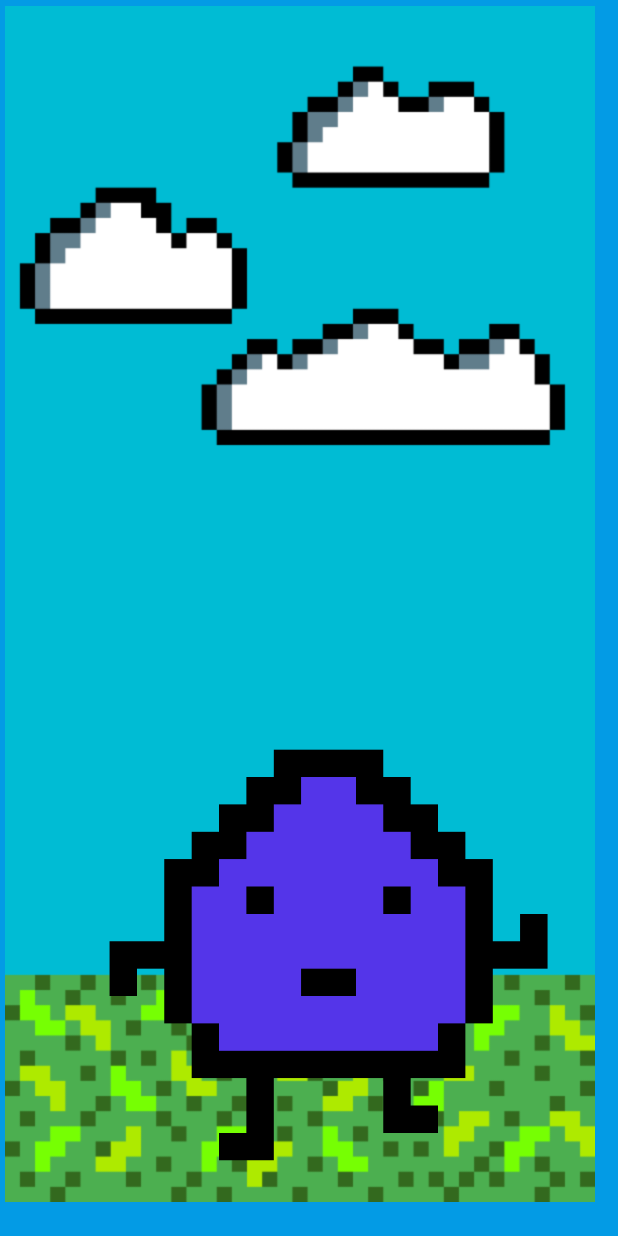
After one commit to EthanMidHts/HealthPet, an Android app: the PetScreenFragment screen opened directly, with no data from a screen before it, on a phone screen of 412 x 824 dp. The commit adds this screen. Run offline under Robolectric (Android 15) with nearby library versions, the light colour scheme and no system bars; Roboto replaces fonts that are not available here.

Commit message:
Change pet screen activity to use a fragment

```diff
--- a/app/build.gradle
+++ b/app/build.gradle
@@ -53,4 +53,6 @@ dependencies {
     androidTestImplementation 'androidx.test.ext:junit:1.1.3'
     androidTestImplementation 'androidx.test.espresso:espresso-core:3.4.0'
     implementation 'pl.droidsonroids.gif:android-gif-drawable:1.2.19'
+    implementation("androidx.fragment:fragment:1.4.1")
+    implementation("androidx.fragment:fragment-ktx:1.4.1")
 }
--- a/app/src/main/java/com/ethanchris/android/healthpet/views/PetScreenActivity.kt
+++ b/app/src/main/java/com/ethanchris/android/healthpet/views/PetScreenActivity.kt
@@ -1,23 +1,41 @@
-package com.ethanchris.android.healthpet.views;
+package com.ethanchris.android.healthpet.views
 
-import androidx.appcompat.app.AppCompatActivity;
+import androidx.appcompat.app.AppCompatActivity
+import android.os.Bundle
+import android.util.Log
+import android.view.Window
+import android.view.WindowManager
+import com.ethanchris.android.healthpet.R
 
-import android.os.Bundle;
-import android.view.Window;
-import android.view.WindowManager;
+class PetScreenActivity : AppCompatActivity() {
+    override fun onCreate(savedInstanceState: Bundle?) {
+        super.onCreate(savedInstanceState)
+        // Hide the title
+        requestWindowFeature(Window.FEATURE_NO_TITLE)
+        // Hide the title bar
+        supportActionBar!!.hide()
+        // Enable full screen mode
+        this.window.setFlags(
+            WindowManager.LayoutParams.FLAG_FULLSCREEN,
+            WindowManager.LayoutParams.FLAG_FULLSCREEN
+        )
+        setContentView(R.layout.activity_pet_screen)
 
-import com.ethanchris.android.healthpet.R;
+        Log.i("ActivityLifecycle", "PetScreenActivity onCreate()")
+    }
 
-public class PetScreenActivity extends AppCompatActivity {
+    override fun onPause() {
+        super.onPause()
+        Log.i("ActivityLifecycle", "PetScreenActivity onPause()")
+    }
 
-    @Override
-    protected void onCreate(Bundle savedInstanceState) {
-        super.onCreate(savedInstanceState);
+    override fun onResume() {
+        super.onResume()
+        Log.i("ActivityLifecycle", "PetScreenActivity onResume()")
+    }
 
-        requestWindowFeature(Window.FEATURE_NO_TITLE); //will hide the title
-        getSupportActionBar().hide(); // hide the title bar
-        this.getWindow().setFlags(WindowManager.LayoutParams.FLAG_FULLSCREEN,
-                WindowManager.LayoutParams.FLAG_FULLSCREEN); //enable full screen
-        setContentView(R.layout.activity_pet_screen);
+    override fun onDestroy() {
+        super.onDestroy()
+        Log.i("ActivityLifecycle", "PetScreenActivity onDestroy()")
     }
 }
--- /dev/null
+++ b/app/src/main/java/com/ethanchris/android/healthpet/views/PetScreenFragment.kt
@@ -0,0 +1,178 @@
+package com.ethanchris.android.healthpet.views
+
+import android.os.Bundle
+import android.os.Handler
+import android.util.Log
+import android.view.LayoutInflater
+import android.view.View
+import android.view.ViewGroup
+import android.view.WindowManager
+import android.widget.Button
+import androidx.appcompat.app.AppCompatActivity
+import androidx.fragment.app.Fragment
+import com.ethanchris.android.healthpet.databinding.PetScreenFragmentFullscreenBinding
+
+/**
+ * An example full-screen fragment that shows and hides the system UI (i.e.
+ * status bar and navigation/system bar) with user interaction.
+ */
+class PetScreenFragment : Fragment() {
+    private val hideHandler = Handler()
+
+    @Suppress("InlinedApi")
+    private val hidePart2Runnable = Runnable {
+        // Delayed removal of status and navigation bar
+
+        // Note that some of these constants are new as of API 16 (Jelly Bean)
+        // and API 19 (KitKat). It is safe to use them, as they are inlined
+        // at compile-time and do nothing on earlier devices.
+        val flags =
+            View.SYSTEM_UI_FLAG_LOW_PROFILE or
+                    View.SYSTEM_UI_FLAG_FULLSCREEN or
+                    View.SYSTEM_UI_FLAG_LAYOUT_STABLE or
+                    View.SYSTEM_UI_FLAG_IMMERSIVE_STICKY or
+                    View.SYSTEM_UI_FLAG_LAYOUT_HIDE_NAVIGATION or
+                    View.SYSTEM_UI_FLAG_HIDE_NAVIGATION
+        activity?.window?.decorView?.systemUiVisibility = flags
+        (activity as? AppCompatActivity)?.supportActionBar?.hide()
+    }
+    private val showPart2Runnable = Runnable {
+        // Delayed display of UI elements
+        fullscreenContentControls?.visibility = View.VISIBLE
+    }
+    private var visible: Boolean = false
+    private val hideRunnable = Runnable { hide() }
+
+    /**
+     * Touch listener to use for in-layout UI controls to delay hiding the
+     * system UI. This is to prevent the jarring behavior of controls going away
+     * while interacting with activity UI.
+     */
+    private val delayHideTouchListener = View.OnTouchListener { _, _ ->
+        if (AUTO_HIDE) {
+            delayedHide(AUTO_HIDE_DELAY_MILLIS)
+        }
+        false
+    }
+
+    private var dummyButton: Button? = null
+    private var fullscreenContent: View? = null
+    private var fullscreenContentControls: View? = null
+
+    private var _binding: PetScreenFragmentFullscreenBinding? = null
+
+    // This property is only valid between onCreateView and
+    // onDestroyView.
+    private val binding get() = _binding!!
+
+    override fun onCreateView(
+        inflater: LayoutInflater,
+        container: ViewGroup?,
+        savedInstanceState: Bundle?
+    ): View? {
+
+        _binding = PetScreenFragmentFullscreenBinding.inflate(inflater, container, false)
+        return binding.root
+
+    }
+
+    override fun onViewCreated(view: View, savedInstanceState: Bundle?) {
+        super.onViewCreated(view, savedInstanceState)
+    }
+
+    override fun onResume() {
+        super.onResume()
+        activity?.window?.addFlags(WindowManager.LayoutParams.FLAG_LAYOUT_NO_LIMITS)
+
+        // Trigger the initial hide() shortly after the activity has been
+        // created, to briefly hint to the user that UI controls
+        // are available.
+        delayedHide(100)
+
+        Log.i("FragmentLifecycle", "PetScreenFragment onResume()")
+    }
+
+    override fun onPause() {
+        super.onPause()
+        activity?.window?.clearFlags(WindowManager.LayoutParams.FLAG_LAYOUT_NO_LIMITS)
+
+        // Clear the systemUiVisibility flag
+        activity?.window?.decorView?.systemUiVisibility = 0
+        show()
+
+        Log.i("FragmentLifecycle", "PetScreenFragment onPause()")
+    }
+
+    override fun onDestroy() {
+        super.onDestroy()
+
+        Log.i("FragmentLifecycle", "PetScreenFragment onDestroy()")
+    }
+
+    private fun toggle() {
+        if (visible) {
+            hide()
+        } else {
+            show()
+        }
+    }
+
+    private fun hide() {
+        // Hide UI first
+        fullscreenContentControls?.visibility = View.GONE
+        visible = false
+
+        // Schedule a runnable to remove the status and navigation bar after a delay
+        hideHandler.removeCallbacks(showPart2Runnable)
+        hideHandler.postDelayed(hidePart2Runnable, UI_ANIMATION_DELAY.toLong())
+    }
+
+    @Suppress("InlinedApi")
+    private fun show() {
+        // Show the system bar
+        fullscreenContent?.systemUiVisibility =
+            View.SYSTEM_UI_FLAG_LAYOUT_FULLSCREEN or
+                    View.SYSTEM_UI_FLAG_LAYOUT_HIDE_NAVIGATION
+        visible = true
+
+        // Schedule a runnable to display UI elements after a delay
+        hideHandler.removeCallbacks(hidePart2Runnable)
+        hideHandler.postDelayed(showPart2Runnable, UI_ANIMATION_DELAY.toLong())
+        (activity as? AppCompatActivity)?.supportActionBar?.show()
+    }
+
+    /**
+     * Schedules a call to hide() in [delayMillis], canceling any
+     * previously scheduled calls.
+     */
+    private fun delayedHide(delayMillis: Int) {
+        hideHandler.removeCallbacks(hideRunnable)
+        hideHandler.postDelayed(hideRunnable, delayMillis.toLong())
+    }
+
+    companion object {
+        /**
+         * Whether or not the system UI should be auto-hidden after
+         * [AUTO_HIDE_DELAY_MILLIS] milliseconds.
+         */
+        private const val AUTO_HIDE = true
+
+        /**
+         * If [AUTO_HIDE] is set, the number of milliseconds to wait after
+         * user interaction before hiding the system UI.
+         */
+        private const val AUTO_HIDE_DELAY_MILLIS = 3000
+
+        /**
+         * Some older devices needs a small delay between UI widget updates
+         * and a change of the status and navigation bar.
+         */
+        private const val UI_ANIMATION_DELAY = 300
+    }
+
+    override fun onDestroyView() {
+        super.onDestroyView()
+
+        Log.i("FragmentLifecycle", "PetScreenFragment onDestroyView()")
+    }
+}
--- a/app/src/main/res/layout/activity_pet_screen.xml
+++ b/app/src/main/res/layout/activity_pet_screen.xml
@@ -6,30 +6,9 @@
     android:layout_height="match_parent"
     tools:context=".views.PetScreenActivity">
 
-    <ImageView
-        android:id="@+id/imageView3"
-        android:layout_width="400dp"
-        android:layout_height="797dp"
-        android:layout_marginTop="4dp"
-        android:contentDescription="TODO"
-        app:layout_constraintBottom_toBottomOf="parent"
-        app:layout_constraintEnd_toEndOf="parent"
-        app:layout_constraintStart_toStartOf="parent"
-        app:layout_constraintTop_toTopOf="parent"
-        app:srcCompat="@drawable/background"
-        tools:ignore="ImageContrastCheck" />
-
-    <pl.droidsonroids.gif.GifImageView
-        android:id="@+id/Petgif"
-        android:layout_width="438dp"
-        android:layout_height="726dp"
-        android:layout_marginTop="228dp"
-        android:src="@drawable/purpleguyidel"
-        app:layout_constraintBottom_toBottomOf="parent"
-        app:layout_constraintEnd_toEndOf="parent"
-        app:layout_constraintHorizontal_bias="0.495"
-        app:layout_constraintStart_toStartOf="parent"
-        app:layout_constraintTop_toTopOf="parent"
-        tools:ignore="ImageContrastCheck" />
-
+    <androidx.fragment.app.FragmentContainerView
+        android:layout_width="match_parent"
+        android:layout_height="match_parent"
+        android:id="@+id/pet_screen_fragment_fullscreen"
+        android:name="com.ethanchris.android.healthpet.views.PetScreenFragment"/>
 </androidx.constraintlayout.widget.ConstraintLayout>
--- /dev/null
+++ b/app/src/main/res/layout/pet_screen_fragment_fullscreen.xml
@@ -0,0 +1,37 @@
+<?xml version="1.0" encoding="utf-8"?>
+<FrameLayout xmlns:android="http://schemas.android.com/apk/res/android"
+    xmlns:tools="http://schemas.android.com/tools"
+    android:layout_width="match_parent"
+    android:layout_height="match_parent"
+    xmlns:app="http://schemas.android.com/apk/res-auto"
+    android:background="?attr/fullscreenBackgroundColor"
+    android:theme="@style/ThemeOverlay.HealthPet.FullscreenContainer"
+    tools:context=".views.PetScreenFragment">
+
+    <ImageView
+        android:id="@+id/imageView3"
+        android:layout_width="400dp"
+        android:layout_height="797dp"
+        android:layout_marginTop="4dp"
+        android:contentDescription="TODO"
+        app:layout_constraintBottom_toBottomOf="parent"
+        app:layout_constraintEnd_toEndOf="parent"
+        app:layout_constraintStart_toStartOf="parent"
+        app:layout_constraintTop_toTopOf="parent"
+        app:srcCompat="@drawable/background"
+        tools:ignore="ImageContrastCheck" />
+
+    <pl.droidsonroids.gif.GifImageView
+        android:id="@+id/Petgif"
+        android:layout_width="438dp"
+        android:layout_height="726dp"
+        android:layout_marginTop="228dp"
+        android:src="@drawable/purpleguyidel"
+        app:layout_constraintBottom_toBottomOf="parent"
+        app:layout_constraintEnd_toEndOf="parent"
+        app:layout_constraintHorizontal_bias="0.495"
+        app:layout_constraintStart_toStartOf="parent"
+        app:layout_constraintTop_toTopOf="parent"
+        tools:ignore="ImageContrastCheck" />
+
+</FrameLayout>
--- a/app/src/main/res/values-night/themes.xml
+++ b/app/src/main/res/values-night/themes.xml
@@ -13,4 +13,9 @@
         <item name="android:statusBarColor" tools:targetApi="l">?attr/colorPrimaryVariant</item>
         <!-- Customize your theme here. -->
     </style>
+
+    <style name="ThemeOverlay.HealthPet.FullscreenContainer" parent="">
+        <item name="fullscreenBackgroundColor">@color/light_blue_900</item>
+        <item name="fullscreenTextColor">@color/light_blue_A400</item>
+    </style>
 </resources>
--- /dev/null
+++ b/app/src/main/res/values/attrs.xml
@@ -0,0 +1,6 @@
+<resources>
+    <declare-styleable name="FullscreenAttrs">
+        <attr name="fullscreenBackgroundColor" format="color" />
+        <attr name="fullscreenTextColor" format="color" />
+    </declare-styleable>
+</resources>
--- a/app/src/main/res/values/colors.xml
+++ b/app/src/main/res/values/colors.xml
@@ -7,4 +7,9 @@
     <color name="teal_700">#FF018786</color>
     <color name="black">#FF000000</color>
     <color name="white">#FFFFFFFF</color>
+    <color name="light_blue_600">#FF039BE5</color>
+    <color name="light_blue_900">#FF01579B</color>
+    <color name="light_blue_A200">#FF40C4FF</color>
+    <color name="light_blue_A400">#FF00B0FF</color>
+    <color name="black_overlay">#66000000</color>
 </resources>
--- a/app/src/main/res/values/strings.xml
+++ b/app/src/main/res/values/strings.xml
@@ -23,4 +23,6 @@
     <string name="invalid_username">Not a valid username</string>
     <string name="invalid_password">Password must be >5 characters</string>
     <string name="login_failed">"Login failed"</string>
+    <string name="dummy_button">Dummy Button</string>
+    <string name="dummy_content">DUMMY\nCONTENT</string>
 </resources>
--- a/app/src/main/res/values/themes.xml
+++ b/app/src/main/res/values/themes.xml
@@ -22,4 +22,9 @@
     <style name="Theme.HealthPet.AppBarOverlay" parent="ThemeOverlay.AppCompat.Dark.ActionBar" />
 
     <style name="Theme.HealthPet.PopupOverlay" parent="ThemeOverlay.AppCompat.Light" />
+
+    <style name="ThemeOverlay.HealthPet.FullscreenContainer" parent="">
+        <item name="fullscreenBackgroundColor">@color/light_blue_600</item>
+        <item name="fullscreenTextColor">@color/light_blue_A200</item>
+    </style>
 </resources>
```
Also changed, not shown: app/src/main/res/values/styles.xml (added, +7 -0 lines).
